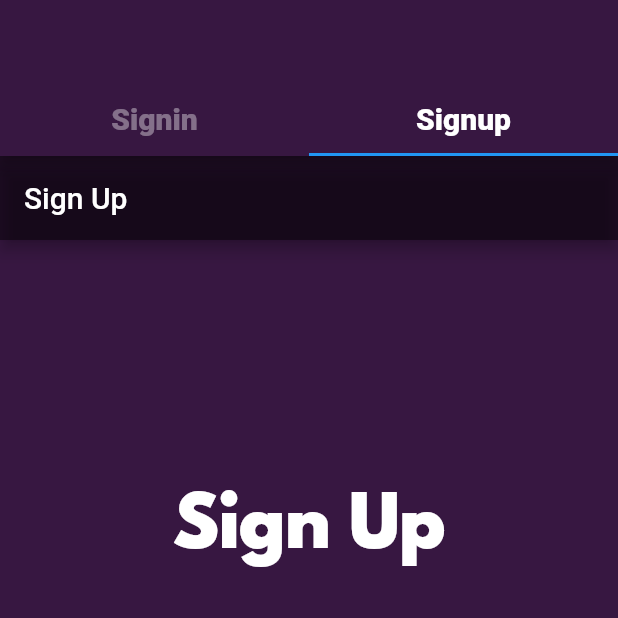
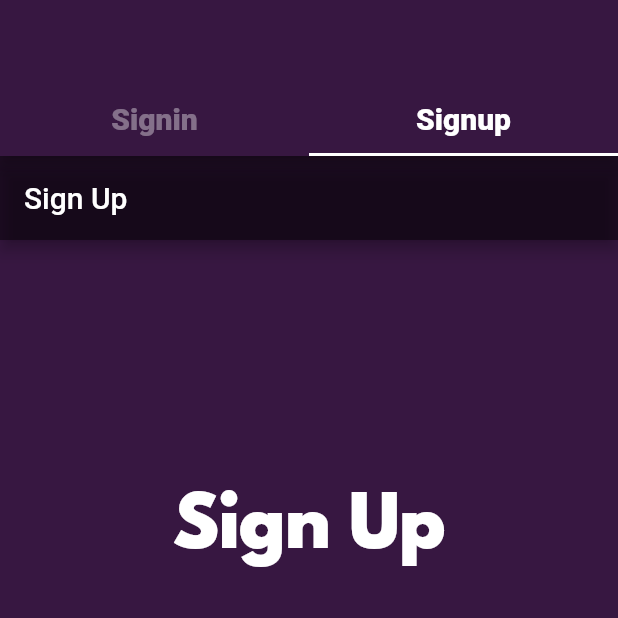
Before and after one commit to Softmatech/Covid-Notif, a Flutter app: the screen it shows after launch, on a phone screen of 412 x 824 dp, the top half of it. Run offline on Flutter 3.47's test engine with Material 2 defaults, Android fonts, the phone set to English and light mode, and no system bars.

Commit message:
indicator color change on tab bar controller

```diff
--- a/lib/screens/appbase.dart
+++ b/lib/screens/appbase.dart
@@ -32,7 +32,7 @@ class _AppBaseState extends State<AppBase> with SingleTickerProviderStateMixin{
         backgroundColor: kPrimaryColor,
         bottom: TabBar(
           controller: _tabController,
-          indicatorColor: Theme.of(context).accentColor,
+          indicatorColor: kFourthColor,
           labelColor: kFourthColor,
           unselectedLabelColor: Colors.white38,
           labelStyle: TextStyle(
```
